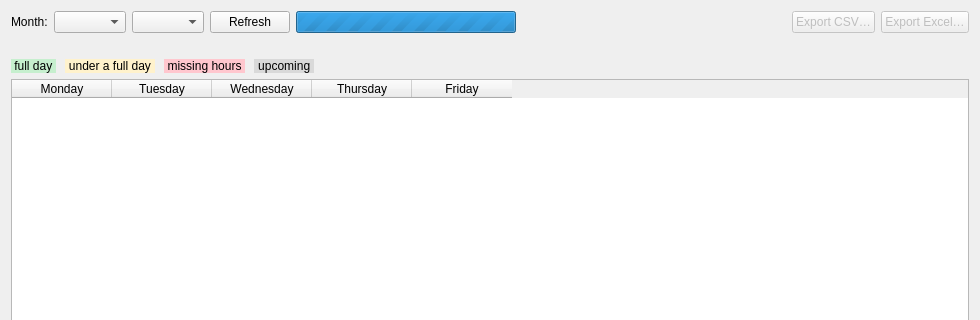
This is qt-jira-client/src/ui/timesheetwidget.ui in bahalouati/Test as Qt 5 draws it before an edit; both pictures show x 0 to 980 and y 0 to 320 of the 980 by 640 pixel window. The edited form follows.
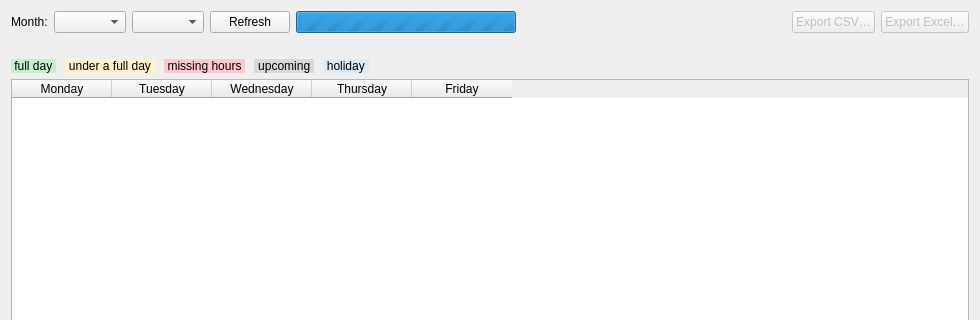
This is the edited form.

Commit message: Let a day be marked as a holiday, so it stops owing hours

```diff
--- a/qt-jira-client/src/ui/timesheetwidget.ui
+++ b/qt-jira-client/src/ui/timesheetwidget.ui
@@ -103,7 +103,7 @@
    <item>
     <widget class="QLabel" name="legend">
      <property name="text">
-      <string>&lt;span style='background:#C6EFCE;'&gt;&amp;nbsp;full day&amp;nbsp;&lt;/span&gt; &amp;nbsp; &lt;span style='background:#FFF2CC;'&gt;&amp;nbsp;under a full day&amp;nbsp;&lt;/span&gt; &amp;nbsp; &lt;span style='background:#FFC7CE;'&gt;&amp;nbsp;missing hours&amp;nbsp;&lt;/span&gt; &amp;nbsp; &lt;span style='background:#D9D9D9;'&gt;&amp;nbsp;upcoming&amp;nbsp;&lt;/span&gt;</string>
+      <string>&lt;span style='background:#C6EFCE;'&gt;&amp;nbsp;full day&amp;nbsp;&lt;/span&gt; &amp;nbsp; &lt;span style='background:#FFF2CC;'&gt;&amp;nbsp;under a full day&amp;nbsp;&lt;/span&gt; &amp;nbsp; &lt;span style='background:#FFC7CE;'&gt;&amp;nbsp;missing hours&amp;nbsp;&lt;/span&gt; &amp;nbsp; &lt;span style='background:#D9D9D9;'&gt;&amp;nbsp;upcoming&amp;nbsp;&lt;/span&gt; &amp;nbsp; &lt;span style='background:#DDEBF7;'&gt;&amp;nbsp;holiday&amp;nbsp;&lt;/span&gt;</string>
      </property>
      <property name="textFormat">
       <enum>Qt::RichText</enum>
```
The commit also changes 10 other files.
